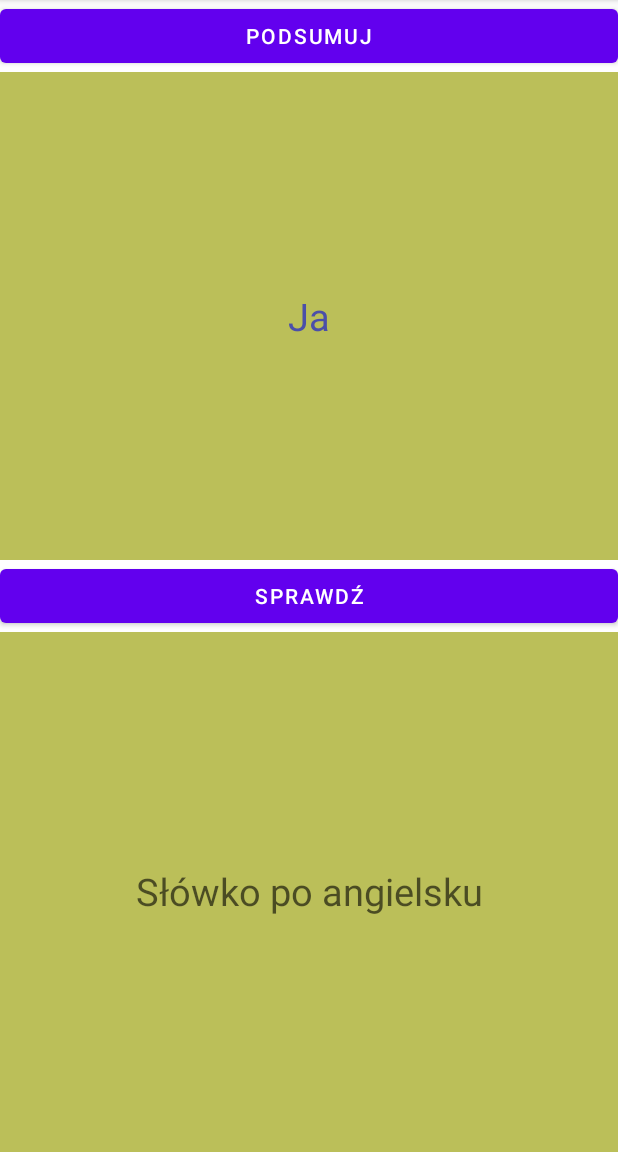
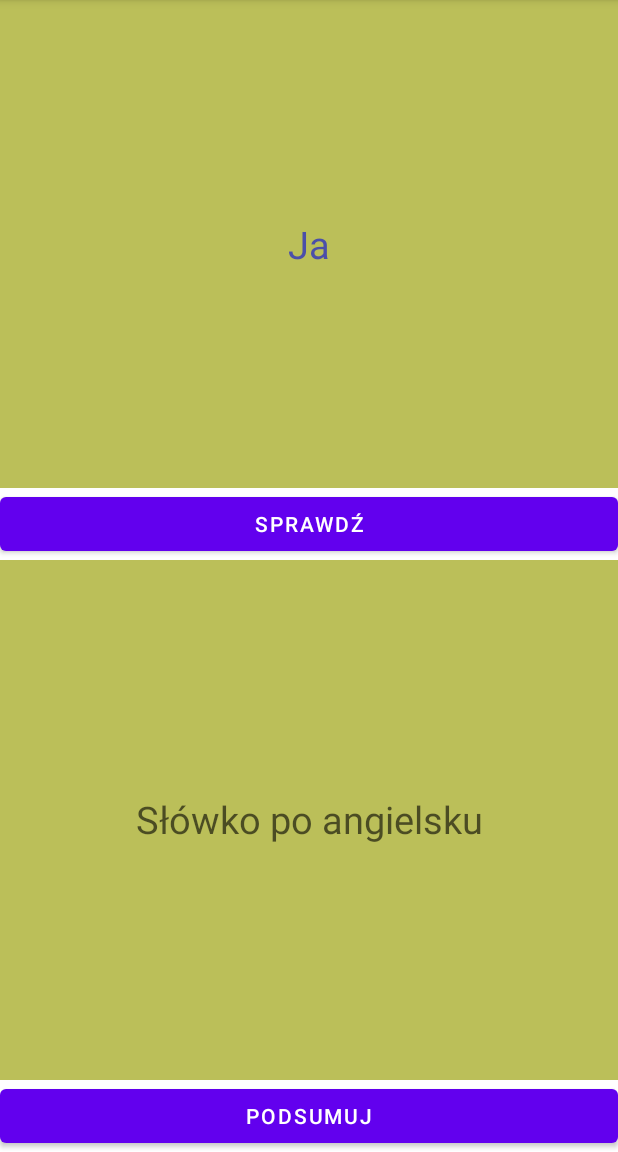
Before and after one commit to WolfgangTheDrug/AndroidStudioUniversity_2, an Android app: the screen it shows after launch (MainActivity), after a tap on "SPRAWDŹ", on a phone screen of 412 x 824 dp, the part 84-1236 px from its top. Run offline under Robolectric (Android 15) with nearby library versions, the phone set to English and light mode, and no system bars.

```diff
--- a/zad1_15/src/main/java/com/example/zad1_15/MainActivity.java
+++ b/zad1_15/src/main/java/com/example/zad1_15/MainActivity.java
@@ -6,6 +6,8 @@ import androidx.fragment.app.Fragment;
 import androidx.fragment.app.FragmentManager;
 import androidx.fragment.app.FragmentStatePagerAdapter;
 import androidx.viewpager.widget.ViewPager;
+
+import android.annotation.SuppressLint;
 import android.content.res.TypedArray;
 import android.os.Bundle;
 import android.view.View;
@@ -16,7 +18,7 @@ public class MainActivity extends AppCompatActivity {
 
     private ViewPager viewPager;
     private static ViewPagerFragment[] tabFragm;
-    private Button check;
+    private Button total;
 
     public String getRandomColor() {
         int number = 0;
@@ -35,14 +37,14 @@ public class MainActivity extends AppCompatActivity {
         super.onCreate(savedInstanceState);
         setContentView(R.layout.activity_main);
 
-        check = findViewById(R.id.buttonCheck);
+        total = findViewById(R.id.totalButton);
 
-        TypedArray slowka = getResources().obtainTypedArray(R.array.dictionary);
-        tabFragm = new ViewPagerFragment[slowka.length()];
+        @SuppressLint("Recycle") TypedArray slowka = getResources().obtainTypedArray(R.array.dictionary); // tak mi kazał edytor :x
+        int howMany = slowka.length();
+        tabFragm = new ViewPagerFragment[howMany];
         for (int i = 0; i < tabFragm.length; i++){
 
             String[] separated = slowka.getString(i).split(":");
-
             String polishWord = separated[0];
             String englishWord = separated[1];
 
@@ -51,14 +53,13 @@ public class MainActivity extends AppCompatActivity {
         viewPager = (ViewPager) findViewById(R.id.view_pager);
         viewPager.setAdapter(new MyPagerAdapter(getSupportFragmentManager()));
 
-        check.setOnClickListener(new View.OnClickListener() {
+        total.setOnClickListener(new View.OnClickListener() {
             @Override
             public void onClick(View view) {
-                Toast toast = Toast.makeText(getApplicationContext(), String.format("%s na %s", ViewPagerFragment.correctCounter, ViewPagerFragment.howMany), Toast.LENGTH_SHORT);
+                Toast toast = Toast.makeText(getApplicationContext(), String.format("%s na %s", ViewPagerFragment.correctCounter, howMany), Toast.LENGTH_SHORT);
                 toast.show();
             }
         });
-
     }
 
     private class MyPagerAdapter extends FragmentStatePagerAdapter {
--- a/zad1_15/src/main/java/com/example/zad1_15/ViewPagerFragment.java
+++ b/zad1_15/src/main/java/com/example/zad1_15/ViewPagerFragment.java
@@ -22,9 +22,8 @@ public class ViewPagerFragment extends Fragment {
     private String backgroundColor;
     private String textPl;
     private String textAng;
-    private boolean kliknieto = false;
+    private boolean clicked = false;
     public static int correctCounter = 0;
-    public static int howMany = 5;
 
     private String invertHexColor(String hexColor) {
         char[] hexChar = hexColor.substring(1).toCharArray(); // array sześciu cyfr heksadecymalnych
@@ -35,6 +34,20 @@ public class ViewPagerFragment extends Fragment {
         } // nadal mam sześć cyfr
         return  "#" + new String(hexChar);
     }
+    private String[] congratulationsArray = new String[] {"Yay!", "Wow!", "Congratulations!", "Awesome!", "Epic!", "Amazing!", "Incredible!"};
+    private int[] congratulationsEmojiArray = new int[] {0x1F601, 0x1F603, 0x1F604, 0x1F60A, 0x1F60D, 0x1F618};
+    private String getCongratulations () {
+        int textPosition = (int) (Math.random() * congratulationsArray.length);
+        int emojiPosition = (int) (Math.random() * congratulationsEmojiArray.length);
+        return congratulationsArray[textPosition] + " " + new String(Character.toChars(congratulationsEmojiArray[emojiPosition]));
+    }
+    private String[] condolencesArray = new String[] {"Not this time", "Try again", "One more time", "Keep trying", "Don't worry", "Soon you'll remember it", "It should have been a triffle for you, worthless creature"};
+    private int[] condolencesEmojiArray = new int[] {0x1F613, 0x1F61E, 0x1F625, 0x1F630, 0x1F635, 0x1F637};
+    private String getCondolences () {
+        int textPosition = (int) (Math.random() * condolencesArray.length);
+        int emojiPosition = (int) (Math.random() * condolencesEmojiArray.length);
+        return condolencesArray[textPosition] + " " + new String(Character.toChars(condolencesEmojiArray[emojiPosition]));
+    }
 
     public ViewPagerFragment(String backgroundColor, String textPl, String textAng) {
         super();
@@ -44,13 +57,14 @@ public class ViewPagerFragment extends Fragment {
         this.textAng = textAng;
     }
 
+
     @Nullable
     @Override
     public View onCreateView(@NonNull LayoutInflater inflater, @Nullable ViewGroup container, @Nullable Bundle savedInstanceState) {
         View view = inflater.inflate(R.layout.fragment_content, container, false);
         tvPl = view.findViewById(R.id.textPL);
         etAng = view.findViewById(R.id.etANG);
-        button = view.findViewById(R.id.buttonODP);
+        button = view.findViewById(R.id.checkButton);
 
         tvPl.setBackgroundColor(Color.parseColor(backgroundColor));
         etAng.setBackgroundColor(Color.parseColor(backgroundColor));
@@ -61,16 +75,16 @@ public class ViewPagerFragment extends Fragment {
             @Override
             public void onClick(View view) {
                 if (etAng.getText().toString().equals(textAng)) {
-                    Toast toast = Toast.makeText(getContext(), "Bravo!", Toast.LENGTH_SHORT);
+                    Toast toast = Toast.makeText(getContext(), getCongratulations(), Toast.LENGTH_SHORT);
                     toast.show();
-                    if (kliknieto) {
+                    if (clicked) {
                         correctCounter += 0;
                     } else {
                         correctCounter += 1;
-                        kliknieto = true;
+                        clicked = true;
                     }
                 } else {
-                    Toast toast = Toast.makeText(getContext(), "Spróbuj jeszcze raz!", Toast.LENGTH_SHORT);
+                    Toast toast = Toast.makeText(getContext(), getCondolences(), Toast.LENGTH_SHORT);
                     toast.show();
                 }
             }
--- a/zad1_15/src/main/res/layout/activity_main.xml
+++ b/zad1_15/src/main/res/layout/activity_main.xml
@@ -1,20 +1,29 @@
 <?xml version="1.0" encoding="utf-8"?>
-<LinearLayout xmlns:android="http://schemas.android.com/apk/res/android"
+<androidx.constraintlayout.widget.ConstraintLayout xmlns:android="http://schemas.android.com/apk/res/android"
     xmlns:app="http://schemas.android.com/apk/res-auto"
     xmlns:tools="http://schemas.android.com/tools"
+    android:id="@+id/linearLayout"
     android:layout_width="match_parent"
     android:layout_height="match_parent"
-    android:orientation="vertical"
     tools:context=".MainActivity">
-
-    <Button
-        android:id="@+id/buttonCheck"
-        android:layout_width="match_parent"
-        android:layout_height="wrap_content"
-        android:text="Podsumuj" />
 
     <androidx.viewpager.widget.ViewPager
         android:id="@+id/view_pager"
-        android:layout_width="match_parent"
-        android:layout_height="fill_parent"/>
-</LinearLayout>
+        android:layout_width="wrap_content"
+        android:layout_height="0dp"
+        app:layout_constraintBottom_toTopOf="@+id/totalButton"
+        app:layout_constraintStart_toStartOf="@+id/totalButton"
+        app:layout_constraintTop_toTopOf="parent">
+
+    </androidx.viewpager.widget.ViewPager>
+
+    <Button
+        android:id="@+id/totalButton"
+        android:layout_width="0dp"
+        android:layout_height="wrap_content"
+        android:text="@string/podsumuj"
+        app:layout_constraintBottom_toBottomOf="parent"
+        app:layout_constraintEnd_toEndOf="parent"
+        app:layout_constraintStart_toStartOf="parent" />
+
+</androidx.constraintlayout.widget.ConstraintLayout>
--- a/zad1_15/src/main/res/layout/fragment_content.xml
+++ b/zad1_15/src/main/res/layout/fragment_content.xml
@@ -15,7 +15,7 @@
         android:text="@string/pol" />
 
     <Button
-        android:id="@+id/buttonODP"
+        android:id="@+id/checkButton"
         android:layout_width="match_parent"
         android:layout_height="wrap_content"
         android:text="@string/sprawdz" />
--- a/zad1_15/src/main/res/values/strings.xml
+++ b/zad1_15/src/main/res/values/strings.xml
@@ -4,4 +4,5 @@
     <string name="sprawdz">Sprawdź</string>
     <string name="pol">TextView</string>
     <string name="hint">Słówko po angielsku</string>
+    <string name="podsumuj">Podsumuj</string>
 </resources>
```
Also changed, not shown: 1 other file.
